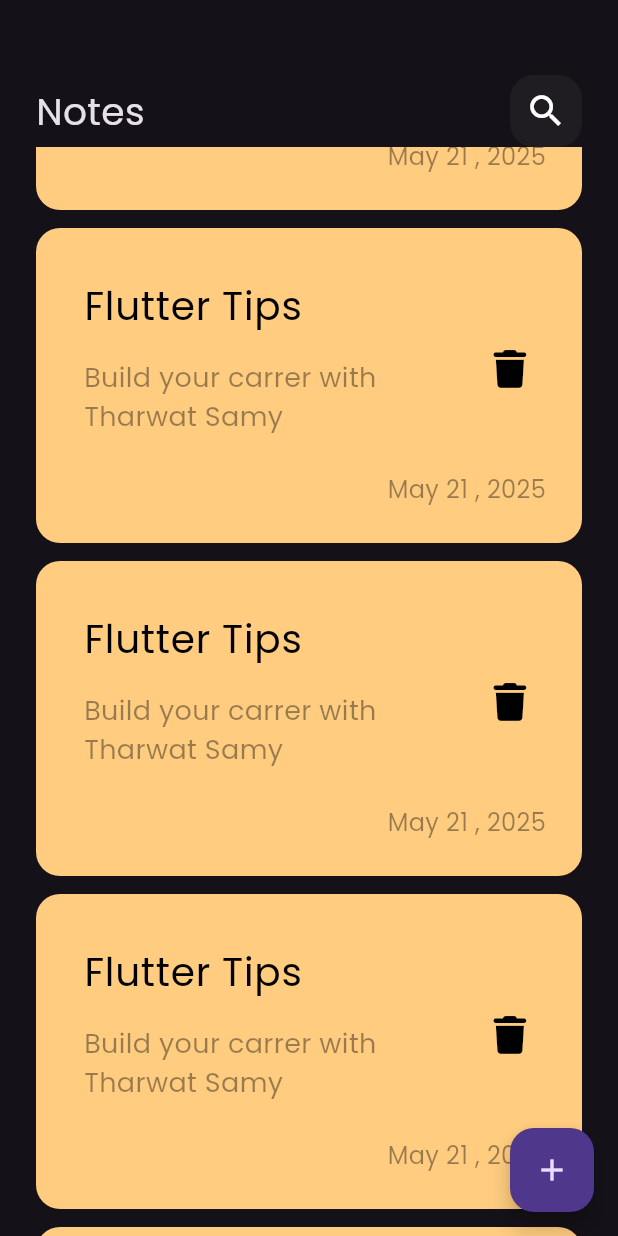
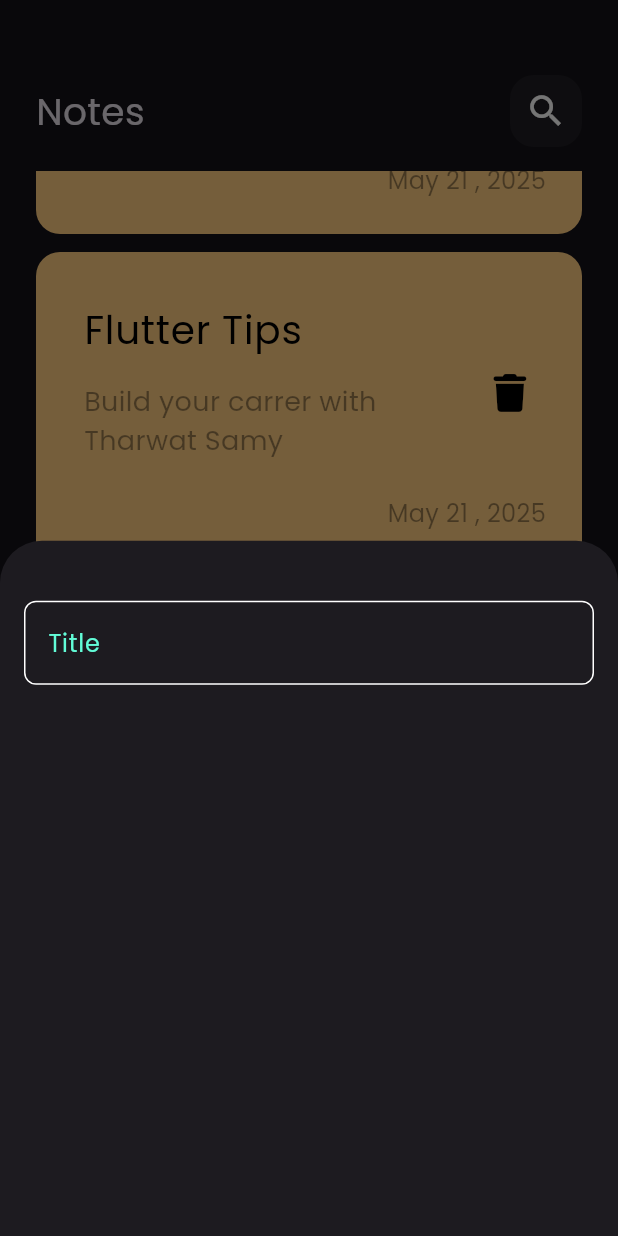
Before and after one commit to Omar-programming-12/notes_app, a Flutter app: the screen it shows after launch, scrolled down 1728 dp, after a tap on the "add" icon, on a phone screen of 412 x 824 dp. Run offline on Flutter 3.47's test engine with Material 3 defaults, Android fonts, the phone set to English and light mode, and no system bars; our stand-ins replace font_awesome_flutter; missing offline and left inert: dart:js.

Commit message:
All Changes of 7/29/2025

```diff
--- /dev/null
+++ b/lib/constants.dart
@@ -0,0 +1,3 @@
+import 'package:flutter/material.dart';
+
+const kPrimaryColor = const Color(0xff62FCD7);
--- a/lib/views/notes_view.dart
+++ b/lib/views/notes_view.dart
@@ -1,4 +1,5 @@
 import 'package:flutter/material.dart';
+import 'package:notes_app/views/widgets/add_note_bottom_sheet.dart';
 import 'package:notes_app/views/widgets/notes_view_body.dart';
 
 class NotesView extends StatelessWidget {
@@ -8,7 +9,14 @@ class NotesView extends StatelessWidget {
   Widget build(BuildContext context) {
     return Scaffold(
       floatingActionButton: FloatingActionButton(
-        onPressed: () {},
+        onPressed: () {
+          showModalBottomSheet(
+            context: context,
+            builder: (context) {
+              return const AddNoteBottomSheet();
+            },
+          );
+        },
         child: const Icon(Icons.add),
       ),
       body: const NotesViewBody(),
--- /dev/null
+++ b/lib/views/widgets/add_note_bottom_sheet.dart
@@ -0,0 +1,19 @@
+import 'package:flutter/material.dart';
+import 'package:notes_app/views/widgets/custom_text_field.dart';
+
+class AddNoteBottomSheet extends StatelessWidget {
+  const AddNoteBottomSheet({Key? key}) : super(key: key);
+
+  @override
+  Widget build(BuildContext context) {
+    return Padding(
+      padding: const EdgeInsets.symmetric(horizontal: 16),
+      child: Column(
+        children: [
+          SizedBox(height: 40),
+          CustomTextField(),
+        ],
+      ),
+    );
+  }
+}
--- /dev/null
+++ b/lib/views/widgets/custom_text_field.dart
@@ -0,0 +1,29 @@
+import 'package:flutter/material.dart';
+import 'package:notes_app/constants.dart';
+
+class CustomTextField extends StatelessWidget {
+  const CustomTextField({Key? key}) : super(key: key);
+
+  @override
+  Widget build(BuildContext context) {
+    return TextField(
+      cursorColor: kPrimaryColor,
+      decoration: InputDecoration(
+        hintText: 'Title',
+        hintStyle: const TextStyle(color: kPrimaryColor),
+        border: buildBorder(),
+        enabledBorder: buildBorder(),
+        focusedBorder: buildBorder(
+          color: kPrimaryColor,
+        ),
+      ),
+    );
+  }
+
+  OutlineInputBorder buildBorder({color}) {
+    return OutlineInputBorder(
+      borderRadius: BorderRadius.circular(8),
+      borderSide: BorderSide(color: color ?? Colors.white),
+    );
+  }
+}
--- a/lib/views/widgets/notes_list_view.dart
+++ b/lib/views/widgets/notes_list_view.dart
@@ -5,13 +5,17 @@ class NotesListView extends StatelessWidget {
   const NotesListView({Key? key}) : super(key: key);
   @override
   Widget build(BuildContext context) {
-    return ListView.builder(
+    return Padding(
+      padding: const EdgeInsets.symmetric(vertical: 16),
+      child: ListView.builder(
+        padding: EdgeInsets.zero,
         itemBuilder: (context, index) {
           return const Padding(
             padding: EdgeInsets.symmetric(vertical: 6),
             child: CustomNoteItem(),
           );
         },
+      ),
     );
   }
 }
```
Lines whose indentation alone changed are shown as unchanged.
